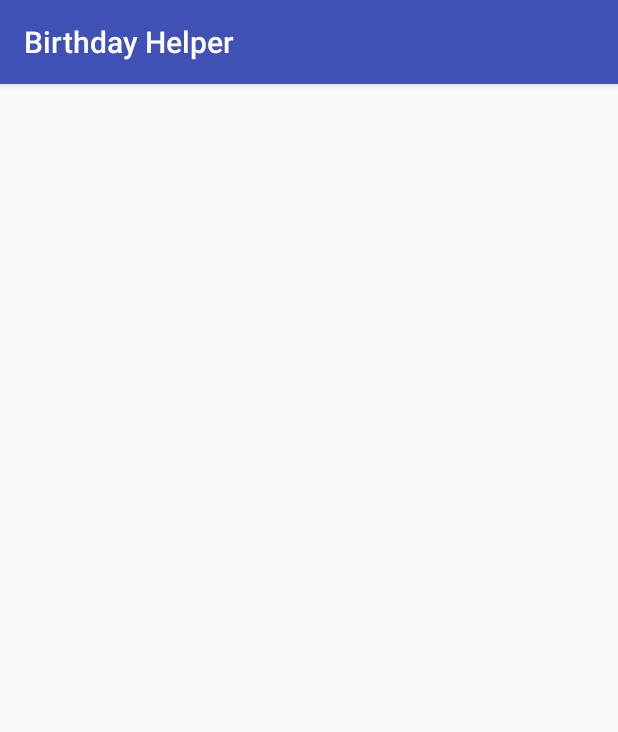
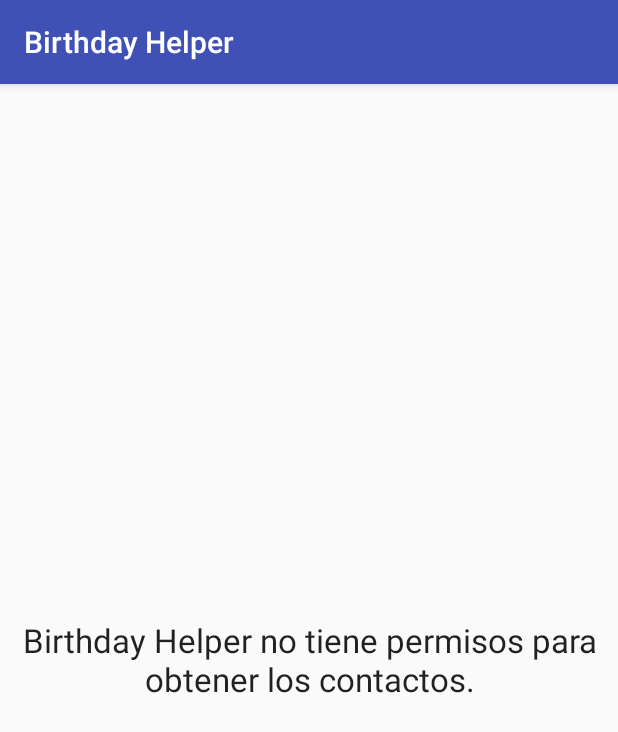
Before and after one commit to MEreno98/BirthdayHelper, an Android app: the screen it shows after launch (MainActivity), on a phone screen of 412 x 824 dp. Shown: the top 732 px of the screen. Run offline under Robolectric (Android 15) with nearby library versions, the phone set to English and light mode, and no system bars; 2 statements that could not run were skipped.

Commit message:
Permisos y no data text
La aplicacion, solicta los permisos para leer los permisos, si los tienes mostrara un texto explicativo

```diff
--- a/app/src/main/res/layout/activity_main.xml
+++ b/app/src/main/res/layout/activity_main.xml
@@ -8,6 +8,15 @@ tools:context="com.a8fdi12.birthdayhelper.MainActivity">
     <ListView
         android:id="@+id/list"
         android:layout_width="wrap_content"
+        android:layout_height="wrap_content" />
+
+    <TextView
+        android:id="@+id/emptyView"
+        android:layout_width="match_parent"
         android:layout_height="wrap_content"
-    />
+        android:layout_centerInParent="true"
+        android:text="@string/sin_permisos_contacots"
+        android:visibility="gone"
+        style="@android:style/TextAppearance.Large"
+        android:gravity="center"/>
 </RelativeLayout>
--- a/app/src/main/res/values/strings.xml
+++ b/app/src/main/res/values/strings.xml
@@ -2,4 +2,5 @@
     <string name="app_name">Birthday Helper</string>
     <string name="s_aviso">Sin Aviso</string>
     <string name="layout_text">Texto</string>
+    <string name="sin_permisos_contacots">Birthday Helper no tiene permisos para obtener los contactos.</string>
 </resources>
```
Also changed, not shown: app/src/main/java/com/a8fdi12/birthdayhelper/MainActivity.java (+13 -9 lines), 1 other file. Lines whose indentation alone changed are shown as unchanged.
